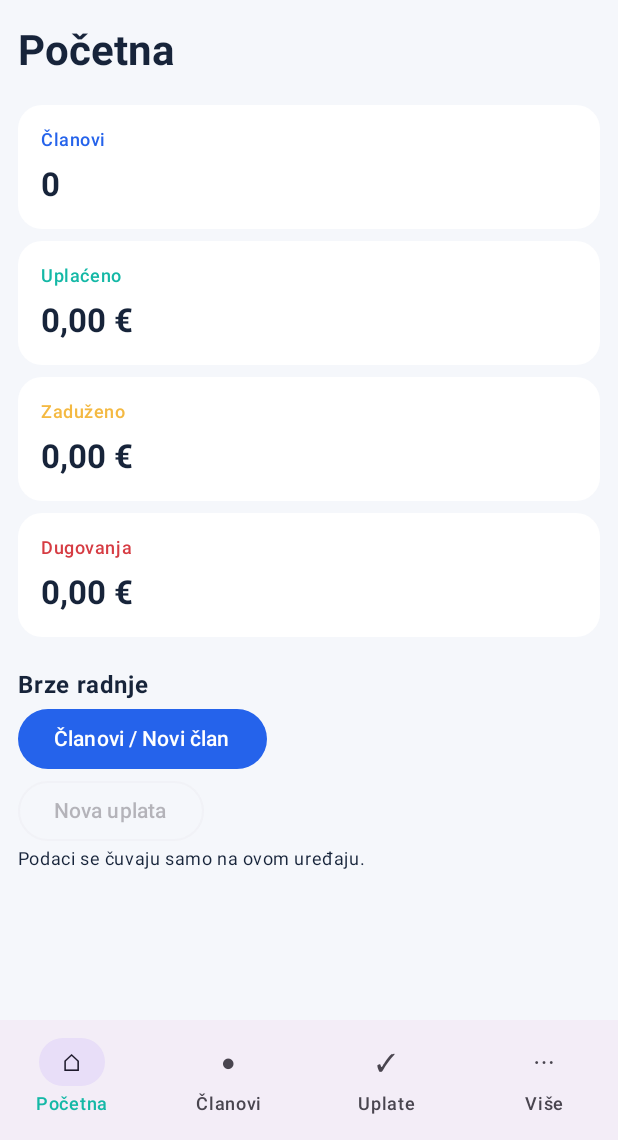
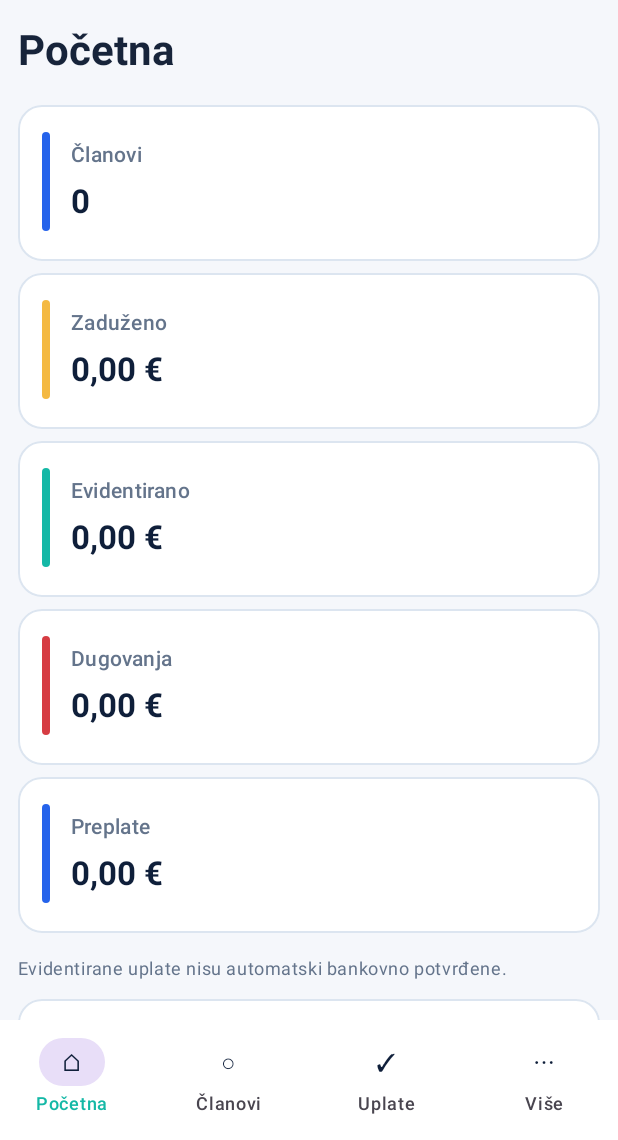
Before and after one commit to bren-wp/Claniva, an Android app built with Jetpack Compose: the screen it shows after launch (MainActivity), on a phone screen of 412 x 824 dp, the part 96-1236 px from its top. Run offline under Robolectric (Android 15) with nearby library versions, the phone set to English and light mode, and no system bars.

Commit message:
feat(android): five brand-matched responsive KPI cards, real module navigation and accessible surfaces

```diff
--- a/android/app/src/main/java/hr/brendigo/clanarina/AppShell.kt
+++ b/android/app/src/main/java/hr/brendigo/clanarina/AppShell.kt
@@ -25,6 +25,7 @@ internal fun euro(cents:Long) = euros.format(BigDecimal.valueOf(cents,2))
 @Composable internal fun MainApp(db:LocalStore) {
     var page by remember { mutableStateOf("Početna") }
     var menu by remember { mutableStateOf(false) }
+    var moreMenu by remember { mutableStateOf(false) }
     var changes by remember { mutableIntStateOf(0) }
     val members=remember(changes) { db.listMembers() }
     val totals=remember(changes) { db.totals() }
@@ -47,12 +48,13 @@ internal fun euro(cents:Long) = euros.format(BigDecimal.valueOf(cents,2))
             },
             colors=TopAppBarDefaults.topAppBarColors(containerColor=Brand.Navy,titleContentColor=Color.White)
         )},
-        bottomBar={ NavigationBar {
+        containerColor=Brand.Background,
+        bottomBar={ NavigationBar(containerColor=Color.White) {
             listOf("Početna","Članovi","Uplate","Više").forEach { tab ->
                 NavigationBarItem(
                     selected=(page==tab || (tab=="Više" && page !in listOf("Početna","Članovi","Uplate"))),
-                    onClick={page=if(tab=="Više") "Članarine" else tab},
-                    icon={Text(when(tab){"Početna"->"⌂";"Članovi"->"●";"Uplate"->"✓";else->"⋯"})},
+                    onClick={if(tab=="Više") moreMenu=true else page=tab},
+                    icon={Text(when(tab){"Početna"->"⌂";"Članovi"->"○";"Uplate"->"✓";else->"⋯"},color=Brand.Navy)},
                     label={Text(tab)}
                 )
             }
@@ -63,35 +65,7 @@ internal fun euro(cents:Long) = euros.format(BigDecimal.valueOf(cents,2))
             Text(page,style=MaterialTheme.typography.headlineMedium,fontWeight=FontWeight.Bold)
             Spacer(Modifier.height(14.dp))
             when(page) {
-                "Početna" -> Column(Modifier.verticalScroll(rememberScrollState())) {
-                    // Compact viewports and large fonts must not clip the balances.
-                    BoxWithConstraints(Modifier.fillMaxWidth()) {
-                        if (maxWidth < 410.dp) {
-                            Column {
-                                StatCard("Članovi", totals.members.toString(), Brand.Blue, Modifier.fillMaxWidth())
-                                StatCard("Uplaćeno", euro(totals.paidCents), Brand.Teal, Modifier.fillMaxWidth())
-                                StatCard("Zaduženo", euro(totals.chargedCents), Brand.Gold, Modifier.fillMaxWidth())
-                                StatCard("Dugovanja", euro(totals.outstandingCents), Brand.Danger, Modifier.fillMaxWidth())
-                            }
-                        } else {
-                            Column {
-                                Row(horizontalArrangement=Arrangement.spacedBy(8.dp)) {
-                                    StatCard("Članovi", totals.members.toString(), Brand.Blue, Modifier.weight(1f))
-                                    StatCard("Uplaćeno", euro(totals.paidCents), Brand.Teal, Modifier.weight(1f))
-                                }
-                                Row(horizontalArrangement=Arrangement.spacedBy(8.dp)) {
-                                    StatCard("Zaduženo", euro(totals.chargedCents), Brand.Gold, Modifier.weight(1f))
-                                    StatCard("Dugovanja", euro(totals.outstandingCents), Brand.Danger, Modifier.weight(1f))
-                                }
-                            }
-                        }
-                    }
-                    Spacer(Modifier.height(16.dp))
-                    Text("Brze radnje",fontWeight=FontWeight.Bold)
-                    Button(onClick={page="Članovi"}) { Text("Članovi / Novi član") }
-                    OutlinedButton(onClick={page="Uplate"},enabled=members.isNotEmpty()) { Text("Nova uplata") }
-                    Text("Podaci se čuvaju samo na ovom uređaju.",style=MaterialTheme.typography.bodySmall)
-                }
+                "Početna" -> DashboardOverview(totals, members.isNotEmpty()) { page = it }
                 "Članovi","Dugovanja" -> MemberManagement(db, page=="Dugovanja", changes) { changes++ }
                 "Članarine","Uplate" -> LedgerManagement(
                     db, if(page=="Članarine") "charge" else "payment", changes
@@ -110,4 +84,18 @@ internal fun euro(cents:Long) = euros.format(BigDecimal.valueOf(cents,2))
             }
         }
     }
+    if (moreMenu) {
+        ModalBottomSheet(onDismissRequest={moreMenu=false}) {
+            Text("Svi moduli", style=MaterialTheme.typography.titleLarge,
+                modifier=Modifier.padding(horizontal=20.dp, vertical=10.dp), color=Brand.Navy)
+            sections.filter { it !in listOf("Početna","Članovi","Uplate") }.forEach { name ->
+                TextButton(onClick={page=name;moreMenu=false},
+                    modifier=Modifier.fillMaxWidth().heightIn(min=48.dp)) {
+                    Text(name,modifier=Modifier.fillMaxWidth().padding(start=16.dp),color=Brand.Navy)
+                }
+            }
+            Spacer(Modifier.height(26.dp))
+        }
+    }
+
 }
--- /dev/null
+++ b/android/app/src/main/java/hr/brendigo/clanarina/DashboardOverview.kt
@@ -0,0 +1,101 @@
+package hr.brendigo.clanarina
+
+import androidx.compose.foundation.BorderStroke
+import androidx.compose.foundation.layout.*
+import androidx.compose.foundation.rememberScrollState
+import androidx.compose.foundation.verticalScroll
+import androidx.compose.foundation.shape.RoundedCornerShape
+import androidx.compose.material3.*
+import androidx.compose.runtime.Composable
+import androidx.compose.ui.Modifier
+import androidx.compose.ui.graphics.Color
+import androidx.compose.ui.text.font.FontWeight
+import androidx.compose.ui.unit.dp
+import hr.brendigo.clanarina.data.Totals
+import hr.brendigo.clanarina.ui.Brand
+
+@Composable
+internal fun DashboardOverview(
+    totals: Totals, hasMembers: Boolean, openPage: (String) -> Unit
+) {
+    Column(
+        Modifier.fillMaxWidth().verticalScroll(rememberScrollState()),
+        verticalArrangement=Arrangement.spacedBy(12.dp)
+    ) {
+        val metrics=listOf(
+            Triple("Članovi",totals.members.toString(),Brand.Blue),
+            Triple("Zaduženo",euro(totals.chargedCents),Brand.Gold),
+            Triple("Evidentirano",euro(totals.paidCents),Brand.Teal),
+            Triple("Dugovanja",euro(totals.outstandingCents),Brand.Danger),
+            Triple("Preplate",euro(totals.creditCents),Brand.Blue)
+        )
+        BoxWithConstraints(Modifier.fillMaxWidth()) {
+            val columns=when {
+                maxWidth < 400.dp -> 1
+                maxWidth < 820.dp -> 2
+                else -> 3
+            }
+            Column {
+                metrics.chunked(columns).forEach { row ->
+                    Row(horizontalArrangement=Arrangement.spacedBy(8.dp)) {
+                        row.forEach { (label,value,color) ->
+                            StatCard(label,value,color,Modifier.weight(1f))
+                        }
+                        repeat(columns-row.size) { Spacer(Modifier.weight(1f)) }
+                    }
+                }
+            }
+        }
+
+        Text(
+            "Evidentirane uplate nisu automatski bankovno potvrđene.",
+            color=Brand.Muted,style=MaterialTheme.typography.bodySmall
+        )
+        Card(
+            modifier=Modifier.fillMaxWidth(),
+            shape=RoundedCornerShape(16.dp),
+            border=BorderStroke(1.dp,Brand.Stroke),
+            colors=CardDefaults.cardColors(containerColor=Color.White)
+        ) {
+            Column(
+                Modifier.padding(16.dp),
+                verticalArrangement=Arrangement.spacedBy(10.dp)
+            ) {
+                Text("Brze radnje",fontWeight=FontWeight.Bold,color=Brand.Navy,
+                    style=MaterialTheme.typography.titleMedium)
+                BoxWithConstraints(Modifier.fillMaxWidth()) {
+                    if (maxWidth < 400.dp) {
+                        Column(verticalArrangement=Arrangement.spacedBy(8.dp)) {
+                            Button(onClick={ openPage("Članovi") },modifier=Modifier.fillMaxWidth()) {
+                                Text("Članovi")
+                            }
+                            OutlinedButton(
+                                onClick={ openPage("Članarine") },
+                                modifier=Modifier.fillMaxWidth(),
+                                enabled=hasMembers
+                            ) { Text("Članarine") }
+                            OutlinedButton(
+                                onClick={ openPage("Uplate") },
+                                modifier=Modifier.fillMaxWidth(),
+                                enabled=hasMembers
+                            ) { Text("Uplate") }
+                        }
+                    } else {
+                        Row(horizontalArrangement=Arrangement.spacedBy(8.dp)) {
+                            Button(onClick={ openPage("Članovi") }) { Text("Članovi") }
+                            OutlinedButton(
+                                onClick={ openPage("Članarine") },enabled=hasMembers
+                            ) { Text("Članarine") }
+                            OutlinedButton(
+                                onClick={ openPage("Uplate") },enabled=hasMembers
+                            ) { Text("Uplate") }
+                        }
+                    }
+                }
+            }
+        }
+        Text("Podaci ostaju na ovom uređaju.",color=Brand.Muted,
+            style=MaterialTheme.typography.bodySmall)
+        Spacer(Modifier.height(8.dp))
+    }
+}
--- a/android/app/src/main/java/hr/brendigo/clanarina/DashboardWidgets.kt
+++ b/android/app/src/main/java/hr/brendigo/clanarina/DashboardWidgets.kt
@@ -1,33 +1,52 @@
 package hr.brendigo.clanarina
 
-import androidx.compose.foundation.*
+import androidx.compose.foundation.BorderStroke
+import androidx.compose.foundation.background
 import androidx.compose.foundation.layout.*
 import androidx.compose.foundation.shape.RoundedCornerShape
 import androidx.compose.material3.*
-import androidx.compose.runtime.*
+import androidx.compose.runtime.Composable
 import androidx.compose.ui.Alignment
 import androidx.compose.ui.Modifier
 import androidx.compose.ui.graphics.Color
 import androidx.compose.ui.text.font.FontWeight
 import androidx.compose.ui.unit.dp
-import androidx.compose.ui.res.painterResource
-import hr.brendigo.clanarina.data.LocalStore
 import hr.brendigo.clanarina.ui.Brand
-import java.math.BigDecimal
-import java.text.NumberFormat
-import java.util.Locale
 
-@Composable internal fun StatCard(title:String,value:String,accent:Color,modifier:Modifier=Modifier) {
-    Card(modifier=modifier.padding(vertical=4.dp),shape=RoundedCornerShape(16.dp),colors=CardDefaults.cardColors(containerColor=Color.White)) {
-        Column(Modifier.padding(15.dp)) {
-            Text(title,color=accent,style=MaterialTheme.typography.bodySmall,fontWeight=FontWeight.SemiBold)
-            Spacer(Modifier.height(8.dp))
-            Text(value,style=MaterialTheme.typography.titleLarge,fontWeight=FontWeight.Bold)
+@Composable
+internal fun StatCard(title:String, value:String, accent:Color, modifier:Modifier=Modifier) {
+    Card(
+        modifier=modifier.padding(vertical=4.dp).heightIn(min=104.dp),
+        shape=RoundedCornerShape(16.dp),
+        border=BorderStroke(1.dp,Brand.Stroke),
+        colors=CardDefaults.cardColors(containerColor=Color.White)
+    ) {
+        Row(
+            Modifier.fillMaxWidth().padding(horizontal=16.dp, vertical=18.dp),
+            verticalAlignment=Alignment.CenterVertically,
+            horizontalArrangement=Arrangement.spacedBy(14.dp)
+        ) {
+            Box(Modifier.width(5.dp).height(66.dp).background(accent, RoundedCornerShape(4.dp)))
+            Column(verticalArrangement=Arrangement.spacedBy(7.dp)) {
+                Text(title, color=Brand.Muted,
+                    style=MaterialTheme.typography.bodyMedium,
+                    fontWeight=FontWeight.Medium)
+                Text(value, color=Brand.Navy,
+                    style=MaterialTheme.typography.titleLarge,
+                    fontWeight=FontWeight.Bold, softWrap=true)
+            }
         }
     }
 }
-@Composable internal fun Empty(text:String) {
-    Card(colors=CardDefaults.cardColors(containerColor=Color.White)) {
-        Text(text,Modifier.fillMaxWidth().padding(22.dp))
+
+@Composable
+internal fun Empty(text:String) {
+    Card(
+        modifier=Modifier.fillMaxWidth(),
+        shape=RoundedCornerShape(16.dp),
+        border=BorderStroke(1.dp,Brand.Stroke),
+        colors=CardDefaults.cardColors(containerColor=Color.White)
+    ) {
+        Text(text, Modifier.padding(20.dp), color=Brand.Ink)
     }
 }
--- a/android/app/src/main/java/hr/brendigo/clanarina/ui/BrandTheme.kt
+++ b/android/app/src/main/java/hr/brendigo/clanarina/ui/BrandTheme.kt
@@ -12,10 +12,13 @@ object Brand {
     val Background = Color(0xFFF5F7FB)
     val Danger = Color(0xFFD63C43)
     val Ink = Color(0xFF17243A)
+    val Muted = Color(0xFF64748B)
+    val Stroke = Color(0xFFDCE5F0)
 }
 private val colors = lightColorScheme(
     primary=Brand.Blue, secondary=Brand.Teal, background=Brand.Background,
     surface=Color.White, onSurface=Brand.Ink, onBackground=Brand.Ink,
+    onPrimary=Color.White, onSecondary=Brand.Navy,
     error=Brand.Danger
 )
 @Composable fun ClanarinaTheme(content: @Composable () -> Unit) {
```
